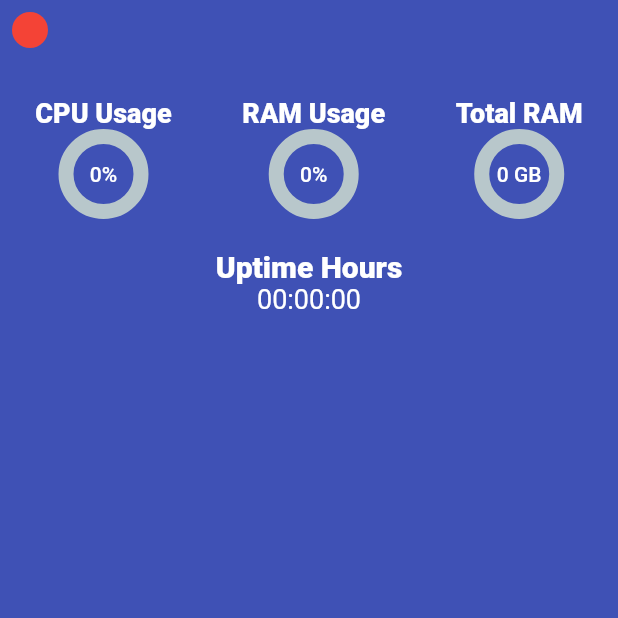
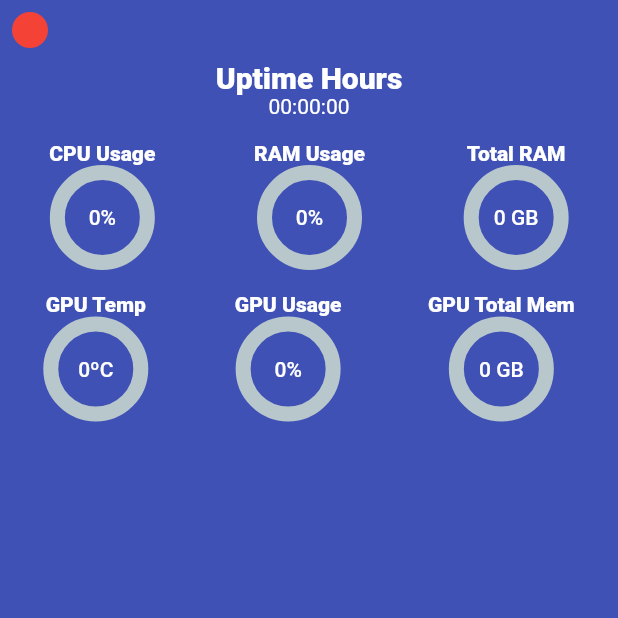
Before and after one commit to IsaelSousa/computerstatus-socket-mobile, a Flutter app: the screen it shows after launch, on a phone screen of 412 x 824 dp, the top half of it. Run offline on Flutter 3.47's test engine with Material 2 defaults, Android fonts, the phone set to English and light mode, and no system bars; drawn by our look-alikes of percent_indicator; our stand-ins replace socket_io_client; network calls fail.

Commit message:
feat: added gpu status, and new screen files

```diff
--- a/lib/Screen/home_screen.dart
+++ b/lib/Screen/home_screen.dart
@@ -16,6 +16,9 @@ class HomePageState extends State<HomePage> {
   double cpusage = 0;
   double freememory = 0;
   double totalmemory = 0;
+  int gputemperature = 0;
+  int gputilization = 0;
+  int gputotalmem = 0;
   List<String> hourAndMinute = ['00', '00', '00'];
 
   @override
@@ -59,9 +62,36 @@ class HomePageState extends State<HomePage> {
 
     socket.on('uptimehour', (data) {
       setState(() {
-        hourAndMinute[0] = (data / 60 / 60 % 60).toString().substring(0, 2).padLeft(2, '0');
-        hourAndMinute[1] = (data / 60 % 60).toString().substring(0, 2).padLeft(2, '0');
-        hourAndMinute[2] = (data % 60).toString().padLeft(2, '0');
+        hourAndMinute[0] = (data / 60 / 60 % 60)
+            .toString()
+            .substring(0, 2)
+            .replaceAll('.', '')
+            .padLeft(2, '0');
+        hourAndMinute[1] = (data / 60 % 60)
+            .toString()
+            .substring(0, 2)
+            .replaceAll('.', '')
+            .padLeft(2, '0');
+        hourAndMinute[2] =
+            (data % 60).toString().replaceAll('.', '').padLeft(2, '0');
+      });
+    });
+
+    socket.on('gputemperature', (data) {
+      setState(() {
+        gputemperature = data;
+      });
+    });
+
+    socket.on('gputilization', (data) {
+      setState(() {
+        gputilization = data;
+      });
+    });
+
+    socket.on('gputotalmem', (data) {
+      setState(() {
+        gputotalmem = data;
       });
     });
 
@@ -72,6 +102,8 @@ class HomePageState extends State<HomePage> {
         freememory = 0;
         totalmemory = 0;
         hourAndMinute = ['00', '00', '00'];
+        gputemperature = 0;
+        gputilization = 0;
       });
     });
   }
@@ -95,18 +127,52 @@ class HomePageState extends State<HomePage> {
             Padding(
               padding: const EdgeInsets.all(8.0),
               child: Row(
-                mainAxisAlignment: MainAxisAlignment.start,
                 children: [
                   CircleAvatar(
                     radius: 12,
                     backgroundColor:
                         isConnect == true ? Colors.green : Colors.red,
-                  )
+                  ),
                 ],
               ),
             ),
+            Row(
+              mainAxisAlignment: MainAxisAlignment.center,
+              children: [
+                Container(
+                  alignment: Alignment.center,
+                  child: Column(
+                    children: [
+                      Row(
+                        mainAxisAlignment: MainAxisAlignment.center,
+                        children: const [
+                          Text('Uptime Hours',
+                              style: TextStyle(
+                                  color: Colors.white,
+                                  fontSize: 20,
+                                  fontWeight: FontWeight.w900))
+                        ],
+                      ),
+                      Row(
+                        mainAxisAlignment: MainAxisAlignment.center,
+                        children: [
+                          Text(
+                              hourAndMinute.isNotEmpty
+                                  ? '${hourAndMinute[0]}:${hourAndMinute[1]}:${hourAndMinute[2]}'
+                                  : '',
+                              style: const TextStyle(
+                                color: Colors.white,
+                                fontSize: 14,
+                              ))
+                        ],
+                      )
+                    ],
+                  ),
+                )
+              ],
+            ),
             Padding(
-              padding: const EdgeInsets.only(top: 25),
+              padding: const EdgeInsets.only(top: 15),
               child: Row(
                 crossAxisAlignment: CrossAxisAlignment.center,
                 mainAxisAlignment: MainAxisAlignment.spaceAround,
@@ -117,10 +183,10 @@ class HomePageState extends State<HomePage> {
                           style: TextStyle(
                               color: Colors.white,
                               fontWeight: FontWeight.w900,
-                              fontSize: 18)),
+                              fontSize: 14)),
                       CircularPercentIndicator(
                         lineWidth: 10,
-                        radius: 30,
+                        radius: 35,
                         percent: double.parse(
                             '0.${cpusage.toString().substring(0, 2).replaceAll('.', '').padLeft(2, '0')}'),
                         center: Text(
@@ -137,11 +203,11 @@ class HomePageState extends State<HomePage> {
                           style: TextStyle(
                             color: Colors.white,
                             fontWeight: FontWeight.w900,
-                            fontSize: 18,
+                            fontSize: 14,
                           )),
                       CircularPercentIndicator(
                         lineWidth: 10,
-                        radius: 30,
+                        radius: 35,
                         percent: double.parse(
                             '0.${freememory.toString().substring(0, 2).replaceAll('.', '').padLeft(2, '0')}'),
                         center: Text(
@@ -159,11 +225,11 @@ class HomePageState extends State<HomePage> {
                         style: TextStyle(
                             color: Colors.white,
                             fontWeight: FontWeight.w900,
-                            fontSize: 18),
+                            fontSize: 14),
                       ),
                       CircularPercentIndicator(
                         lineWidth: 10,
-                        radius: 30,
+                        radius: 35,
                         animation: true,
                         percent: double.parse(
                             '0.${totalmemory.toString().substring(0, 2).replaceAll('.', '').padLeft(2, '0')}'),
@@ -179,28 +245,68 @@ class HomePageState extends State<HomePage> {
               ),
             ),
             Padding(
-              padding: const EdgeInsets.only(top: 20),
-              child: Column(
+              padding: const EdgeInsets.only(top: 15),
+              child: Row(
+                crossAxisAlignment: CrossAxisAlignment.center,
+                mainAxisAlignment: MainAxisAlignment.spaceAround,
                 children: [
-                  Row(
-                    mainAxisAlignment: MainAxisAlignment.center,
-                    children: const [Text('Uptime Hours', style: TextStyle(
-                      color: Colors.white,
-                      fontSize: 20,
-                      fontWeight: FontWeight.w900
-                    ))],
+                  Column(
+                    children: [
+                      const Text('GPU Temp',
+                          style: TextStyle(
+                            color: Colors.white,
+                            fontWeight: FontWeight.w900,
+                            fontSize: 14,
+                          )),
+                      CircularPercentIndicator(
+                        lineWidth: 10,
+                        radius: 35,
+                        percent: double.parse('0.${gputemperature.toString()}'),
+                        center: Text("${gputemperature.toString()}ºC",
+                            style: const TextStyle(
+                                color: Colors.white,
+                                fontWeight: FontWeight.w500)),
+                      )
+                    ],
                   ),
-                  Row(
-                    mainAxisAlignment: MainAxisAlignment.center,
+                  Column(
                     children: [
-                      Text(hourAndMinute.isNotEmpty
-                          ? '${hourAndMinute[0]}:${hourAndMinute[1]}:${hourAndMinute[2]}'
-                          : '', style: const TextStyle(
+                      const Text('GPU Usage',
+                          style: TextStyle(
                             color: Colors.white,
-                            fontSize: 18,
-                          ))
+                            fontWeight: FontWeight.w900,
+                            fontSize: 14,
+                          )),
+                      CircularPercentIndicator(
+                        lineWidth: 10,
+                        radius: 35,
+                        percent: double.parse('0.${gputilization.toString().padLeft(2, '0')}'),
+                        center: Text("${gputilization.toString()}%",
+                            style: const TextStyle(
+                                color: Colors.white,
+                                fontWeight: FontWeight.w500)),
+                      )
                     ],
-                  )
+                  ),
+                  Column(
+                    children: [
+                      const Text('GPU Total Mem',
+                          style: TextStyle(
+                            color: Colors.white,
+                            fontWeight: FontWeight.w900,
+                            fontSize: 14,
+                          )),
+                      CircularPercentIndicator(
+                        lineWidth: 10,
+                        radius: 35,
+                        percent: double.parse('0.${gputotalmem.toString().padLeft(2, '0')}'),
+                        center: Text("${gputotalmem.toString()} GB",
+                            style: const TextStyle(
+                                color: Colors.white,
+                                fontWeight: FontWeight.w500)),
+                      )
+                    ],
+                  ),
                 ],
               ),
             )
--- a/lib/Screen/initial_screen.dart
+++ b/lib/Screen/initial_screen.dart
@@ -0,0 +1,15 @@
+import 'package:flutter/material.dart';
+
+class InitialScreen extends StatefulWidget {
+  const InitialScreen({super.key});
+
+  @override
+  State<InitialScreen> createState() => _InitialScreenState();
+}
+
+class _InitialScreenState extends State<InitialScreen> {
+  @override
+  Widget build(BuildContext context) {
+    return Container();
+  }
+}
```
